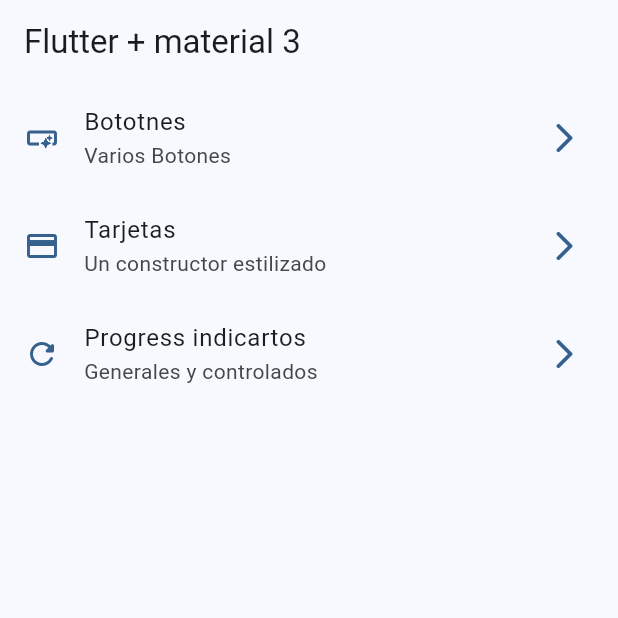
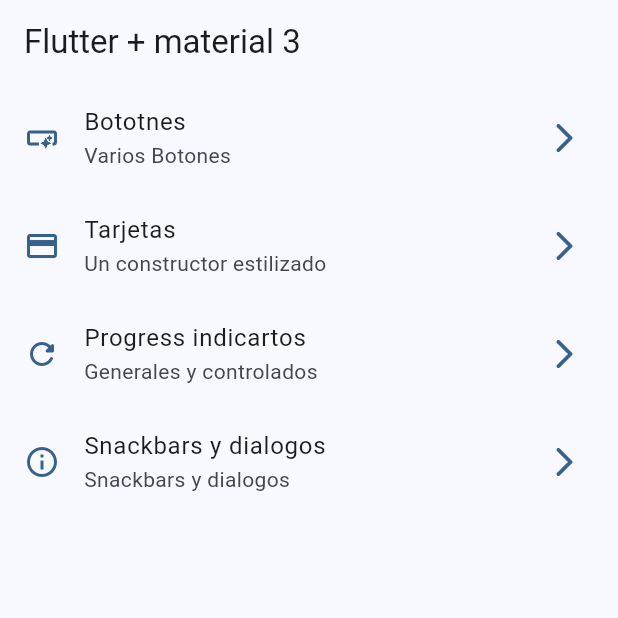
Before and after one commit to Dave-Gom/p_widgetApp, a Flutter app: the screen it shows after launch, on a phone screen of 412 x 824 dp, the top half of it. Run offline on Flutter 3.47's test engine with Material 3 defaults, Android fonts, the phone set to English and light mode, and no system bars; our stand-ins replace go_router.

Commit message:
snackbars dialogs terminados

```diff
--- a/lib/config/menu/menu_items.dart
+++ b/lib/config/menu/menu_items.dart
@@ -28,5 +28,10 @@ const appMenuITems = <MenuItem>[
       title: "Progress indicartos",
       subtitle: "Generales y controlados",
       link: "/progress",
-      icon: Icons.refresh_rounded)
+      icon: Icons.refresh_rounded),
+  MenuItem(
+      title: "Snackbars y dialogos",
+      subtitle: "Snackbars y dialogos",
+      link: "/snackbars",
+      icon: Icons.info_outline)
 ];
--- a/lib/config/router/app_router.dart
+++ b/lib/config/router/app_router.dart
@@ -21,5 +21,10 @@ final appRouter = GoRouter(
         path: '/progress',
         builder: (context, state) => const ProgressScreen(),
         name: ProgressScreen.name),
+    GoRoute(
+      path: '/snackbars',
+      name: SnackBarScreen.name,
+      builder: (context, state) => const SnackBarScreen(),
+    ),
   ],
 );
--- a/lib/main.dart
+++ b/lib/main.dart
@@ -16,6 +16,7 @@ class MyApp extends StatelessWidget {
       routerConfig: appRouter,
       debugShowCheckedModeBanner: false,
       theme: AppTheme(selectedColor: 0).getTheme(),
+      title: "Flutter widgets app",
     );
   }
 }
```
Also changed, not shown: lib/presentation/screens/snackbar/snackbar.dart (+53 -1 lines).
